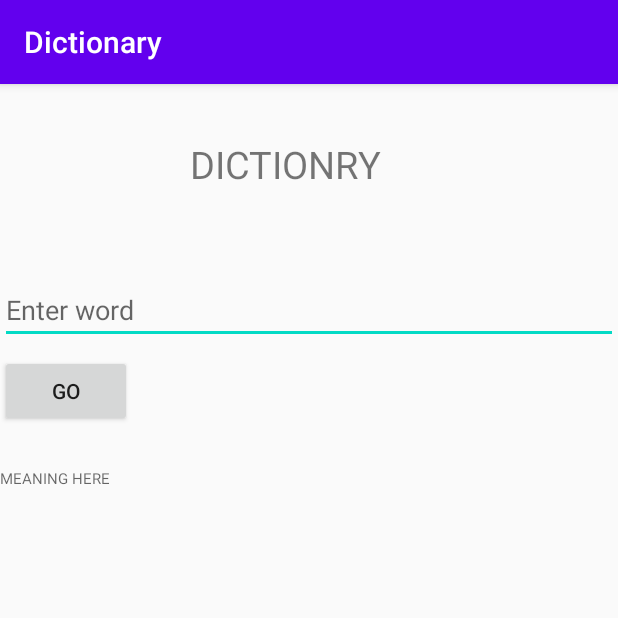
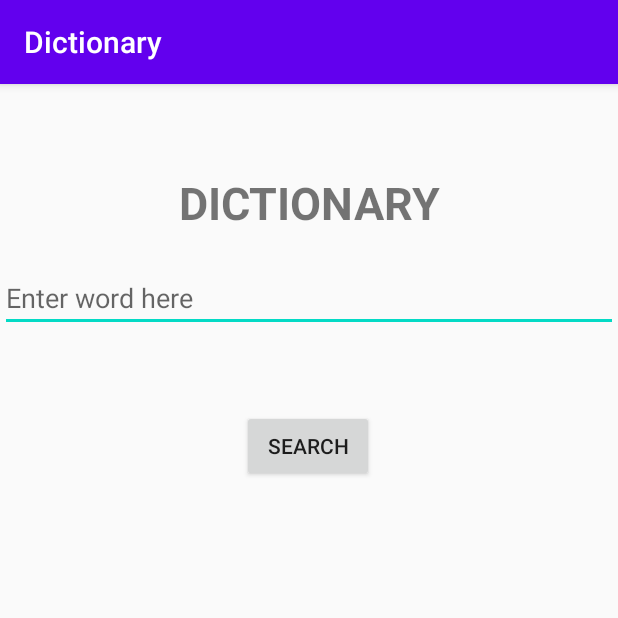
Before and after one commit to chaudhary-rohit/Dictionary_API_App, an Android app: the screen it shows after launch (MainActivity), on a phone screen of 412 x 824 dp, the top half of it. Run offline under Robolectric (Android 15) with nearby library versions, the phone set to English and light mode, and no system bars.

Commit message:
Added recycler views

```diff
--- /dev/null
+++ b/app/src/main/java/com/example/dictionary/DictAsyncResponse.java
@@ -0,0 +1,8 @@
+package com.example.dictionary;
+
+import java.util.List;
+
+public interface DictAsyncResponse
+{
+    void dictProcessFinish(DictData output);
+}
--- /dev/null
+++ b/app/src/main/res/drawable/rounded_dialogue.xml
@@ -0,0 +1,9 @@
+<?xml version="1.0" encoding="utf-8"?>
+
+<shape xmlns:android="http://schemas.android.com/apk/res/android"
+    android:shape="rectangle">
+    <solid android:color="@android:color/white"/>
+    <corners android:topLeftRadius="16dp"
+        android:topRightRadius="16dp"/>
+
+</shape>
--- a/app/src/main/res/layout/activity_main.xml
+++ b/app/src/main/res/layout/activity_main.xml
@@ -1,5 +1,6 @@
 <?xml version="1.0" encoding="utf-8"?>
-<androidx.constraintlayout.widget.ConstraintLayout xmlns:android="http://schemas.android.com/apk/res/android"
+<androidx.constraintlayout.widget.ConstraintLayout
+    xmlns:android="http://schemas.android.com/apk/res/android"
     xmlns:app="http://schemas.android.com/apk/res-auto"
     xmlns:tools="http://schemas.android.com/tools"
     android:layout_width="match_parent"
@@ -7,50 +8,42 @@
     tools:context=".MainActivity">
 
     <TextView
-        android:id="@+id/textView2"
-        android:layout_width="wrap_content"
-        android:layout_height="wrap_content"
-        android:text="DICTIONRY"
-        android:textSize="25sp"
-        app:layout_constraintBottom_toBottomOf="parent"
-        app:layout_constraintHorizontal_bias="0.444"
-        app:layout_constraintLeft_toLeftOf="parent"
-        app:layout_constraintRight_toRightOf="parent"
-        app:layout_constraintTop_toTopOf="parent"
-        app:layout_constraintVertical_bias="0.049" />
-
-    <EditText
-        android:id="@+id/editText"
-        android:layout_width="match_parent"
-        android:layout_height="wrap_content"
-        android:hint="Enter word"
-        app:layout_constraintBottom_toBottomOf="parent"
-        app:layout_constraintTop_toBottomOf="@+id/textView2"
-        app:layout_constraintVertical_bias="0.088"
-        tools:layout_editor_absoluteX="0dp" />
-
-    <TextView
         android:id="@+id/textView"
         android:layout_width="wrap_content"
         android:layout_height="wrap_content"
-        android:hint="MEANING HERE"
-        android:textSize="10sp"
+        android:text="DICTIONARY"
+        android:textSize="30sp"
+        android:textStyle="bold"
+        app:layout_constraintBottom_toBottomOf="parent"
+        app:layout_constraintEnd_toEndOf="parent"
+        app:layout_constraintStart_toStartOf="parent"
+        app:layout_constraintTop_toTopOf="parent"
+        app:layout_constraintVertical_bias="0.081" />
+
+    <EditText
+        android:id="@+id/word"
+        android:layout_width="match_parent"
+        android:layout_height="wrap_content"
+        android:layout_alignParentTop="true"
+        android:layout_alignParentBottom="true"
+        android:hint="Enter word here"
         app:layout_constraintBottom_toBottomOf="parent"
         app:layout_constraintEnd_toEndOf="parent"
         app:layout_constraintHorizontal_bias="0.0"
         app:layout_constraintStart_toStartOf="parent"
-        app:layout_constraintTop_toBottomOf="@+id/button"
-        app:layout_constraintVertical_bias="0.052" />
+        app:layout_constraintTop_toBottomOf="@+id/textView"
+        app:layout_constraintVertical_bias="0.033" />
 
     <Button
-        android:id="@+id/button"
+        android:id="@+id/bt_show"
         android:layout_width="wrap_content"
         android:layout_height="wrap_content"
-        android:text="GO"
+        android:text="SEARCH"
         app:layout_constraintBottom_toBottomOf="parent"
         app:layout_constraintEnd_toEndOf="parent"
-        app:layout_constraintHorizontal_bias="0.0"
+        app:layout_constraintHorizontal_bias="0.498"
         app:layout_constraintStart_toStartOf="parent"
-        app:layout_constraintTop_toBottomOf="@+id/editText"
-        app:layout_constraintVertical_bias="0.013" />
+        app:layout_constraintTop_toBottomOf="@+id/word"
+        app:layout_constraintVertical_bias="0.094" />
+
 </androidx.constraintlayout.widget.ConstraintLayout>
--- a/app/src/main/res/values/strings.xml
+++ b/app/src/main/res/values/strings.xml
@@ -1,3 +1,4 @@
 <resources>
     <string name="app_name">Dictionary</string>
+    <string name="go">GO</string>
 </resources>
--- a/app/src/main/res/values/styles.xml
+++ b/app/src/main/res/values/styles.xml
@@ -6,6 +6,20 @@
         <item name="colorPrimary">@color/colorPrimary</item>
         <item name="colorPrimaryDark">@color/colorPrimaryDark</item>
         <item name="colorAccent">@color/colorAccent</item>
+
+        <item name="bottomSheetDialogTheme">@style/AppBottomSheetDialogTheme</item>
+
     </style>
 
+    <style name="AppBottomSheetDialogTheme"
+        parent="Theme.Design.Light.BottomSheetDialog">
+        <item name="bottomSheetStyle">@style/AppModalStyle</item>
+    </style>
+
+    <style name="AppModalStyle"
+        parent="Widget.Design.BottomSheet.Modal">
+        <item name="android:background">@drawable/rounded_dialogue</item>
+    </style>
+
+
 </resources>
--- a/build.gradle
+++ b/build.gradle
@@ -8,7 +8,7 @@ buildscript {
 
     }
     dependencies {
-        classpath 'com.android.tools.build:gradle:3.6.1'
+        classpath 'com.android.tools.build:gradle:3.6.2'
 
 
         // NOTE: Do not place your application dependencies here; they belong
```
Also changed, not shown: app/build.gradle (+7 -0 lines), app/src/main/java/com/example/dictionary/AdapterDefExRecyclerView.java (added, +46 -0 lines), app/src/main/java/com/example/dictionary/AdapterRecyclerView.java (added, +72 -0 lines), app/src/main/java/com/example/dictionary/AdapterSynonymRecyclerView.java (added, +53 -0 lines), app/src/main/java/com/example/dictionary/DictAsyncTask.java (added, +87 -0 lines), app/src/main/java/com/example/dictionary/DictData.java (added, +23 -0 lines), app/src/main/java/com/example/dictionary/MainActivity.java (+43 -46 lines), app/src/main/res/drawable/round_edittext.xml (added, +10 -0 lines), app/src/main/res/layout/bottom_sheet_dialog.xml (added, +58 -0 lines), app/src/main/res/layout/list_item_layout.xml (added, +56 -0 lines), app/src/main/res/layout/synonym_item_layout.xml (added, +16 -0 lines), app/src/main/res/drawable-v24/icon.png (added).
